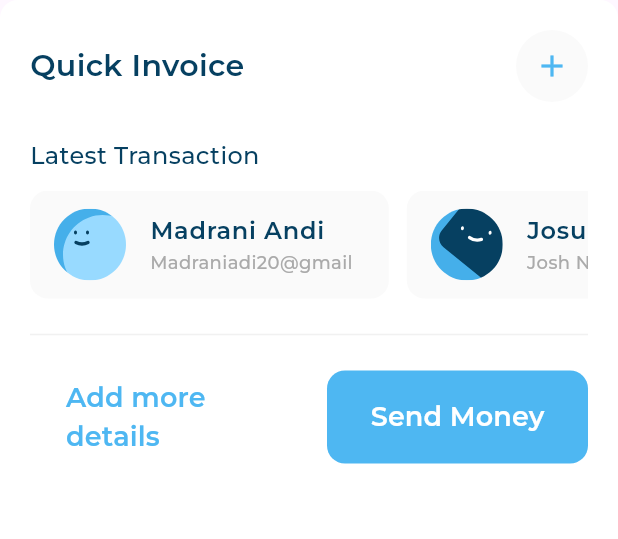
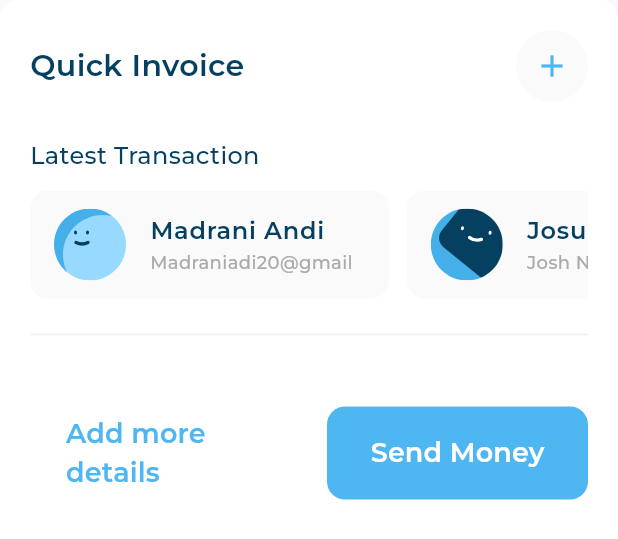
Before and after one commit to FakhrElddin/responsive_dash_board, a Flutter app: the QuickInvoice widget shown alone on an empty page, opened directly, on a phone screen of 412 x 824 dp. Shown: the top 539 px of the screen. Run offline on Flutter 3.47's test engine with Material 3 defaults, Android fonts, the phone set to English and light mode, and no system bars; our stand-ins replace flutter_svg; project files that could hold a hidden picture were left out.

Commit message:
refactor code

```diff
--- a/lib/widgets/dashboard_desktop_layout.dart
+++ b/lib/widgets/dashboard_desktop_layout.dart
@@ -20,6 +20,9 @@ class DashboardDesktopLayout extends StatelessWidget {
           flex: 2,
           child: Column(
             children: [
+              SizedBox(
+                height: 40,
+              ),
               AllExpenses(),
               SizedBox(
                 height: 24,
--- /dev/null
+++ b/lib/widgets/qucik_invoice_buttons.dart
@@ -0,0 +1,32 @@
+import 'package:flutter/material.dart';
+import 'package:responsive_dash_board/widgets/custom_button.dart';
+
+class QuickInvoiceButtons extends StatelessWidget {
+  const QuickInvoiceButtons({
+    super.key,
+  });
+
+  @override
+  Widget build(BuildContext context) {
+    return const Row(
+      children: [
+        Expanded(
+          child: CustomButton(
+            backgroundColor: Colors.white,
+            text: 'Add more details',
+            textColor: Color(0xff4EB7F2),
+          ),
+        ),
+        SizedBox(
+          width: 24,
+        ),
+        Expanded(
+          child: CustomButton(
+            backgroundColor: Color(0xff4EB7F2),
+            text: 'Send Money',
+          ),
+        ),
+      ],
+    );
+  }
+}
--- a/lib/widgets/quick_invoice.dart
+++ b/lib/widgets/quick_invoice.dart
@@ -1,8 +1,7 @@
 import 'package:flutter/material.dart';
 import 'package:responsive_dash_board/widgets/custom_background_container.dart';
-import 'package:responsive_dash_board/widgets/custom_button.dart';
 import 'package:responsive_dash_board/widgets/latest_transaction.dart';
-import 'package:responsive_dash_board/widgets/quick_invoice_form.dart';
+import 'package:responsive_dash_board/widgets/qucik_invoice_buttons.dart';
 import 'package:responsive_dash_board/widgets/quick_invoice_header.dart';
 
 class QuickInvoice extends StatelessWidget {
@@ -12,6 +11,7 @@ class QuickInvoice extends StatelessWidget {
   Widget build(BuildContext context) {
     return const CustomBackgroundContainer(
       child: Column(
+        crossAxisAlignment: CrossAxisAlignment.start,
         children: [
           QuickInvoiceHeader(),
           SizedBox(
@@ -23,26 +23,10 @@ class QuickInvoice extends StatelessWidget {
             color: Color(0xffF1F1F1),
           ),
           //QuickInvoiceForm(),
-          Row(
-            children: [
-              Expanded(
-                child: CustomButton(
-                  backgroundColor: Colors.white,
-                  text: 'Add more details',
-                  textColor: Color(0xff4EB7F2),
-                ),
-              ),
-              SizedBox(
-                width: 24,
-              ),
-              Expanded(
-                child: CustomButton(
-                  backgroundColor: Color(0xff4EB7F2),
-                  text: 'Send Money',
-                ),
-              ),
-            ],
+          SizedBox(
+            height: 24,
           ),
+          QuickInvoiceButtons(),
         ],
       ),
     );
```
